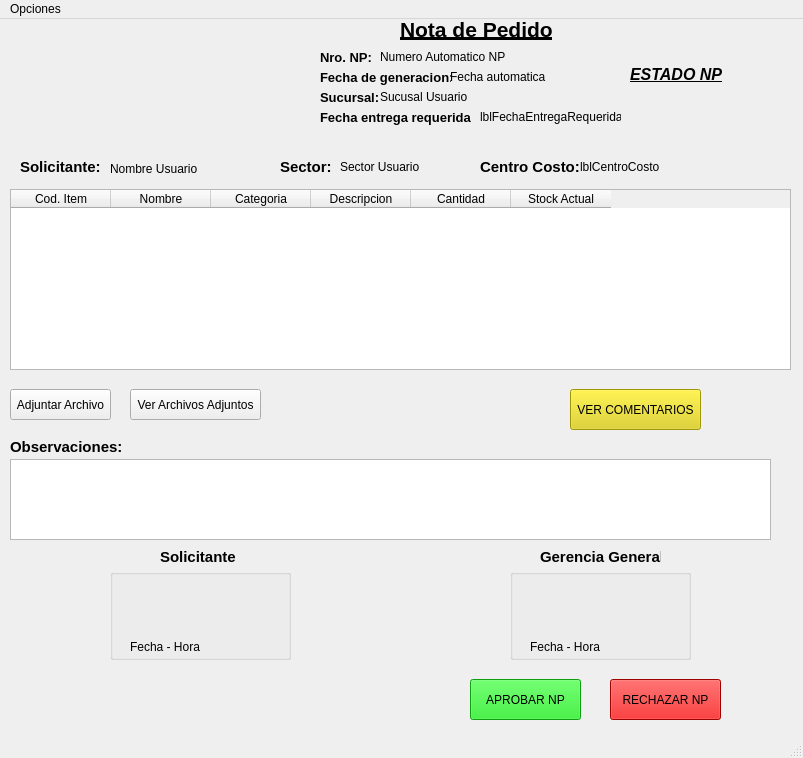
This is ventanaEditarNP_GG.ui in AyeQuinteros15/DemoPracticas as Qt 5 draws it before an edit. The edited form follows.
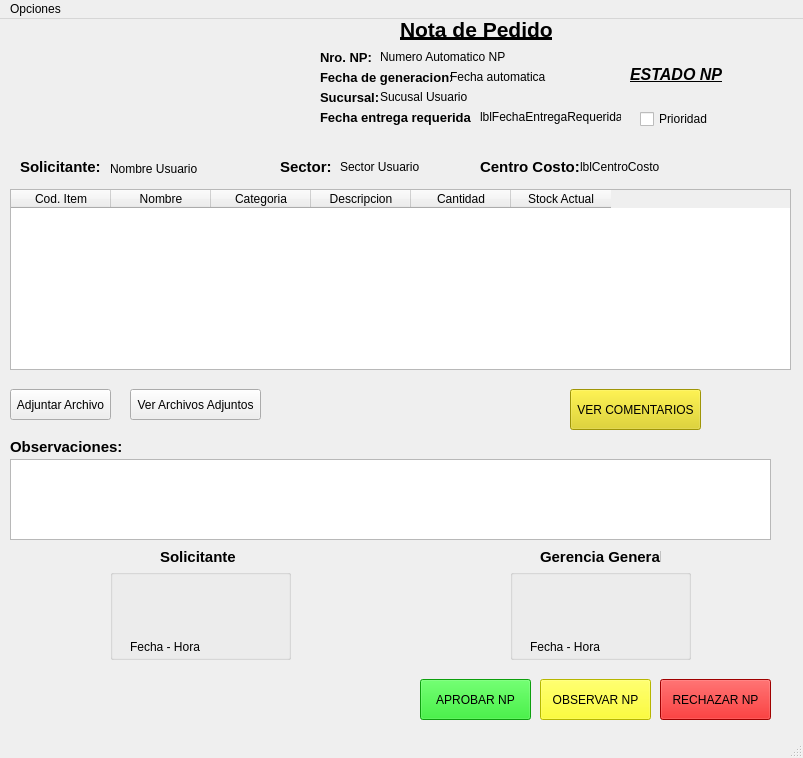
This is the edited form. Icons and pictures are not drawn.

What changed in the file:
```diff
--- a/ventanaEditarNP_GG.ui
+++ b/ventanaEditarNP_GG.ui
@@ -590,7 +590,7 @@
    <widget class="QPushButton" name="btnAprobarNP_GG">
     <property name="geometry">
      <rect>
-      <x>470</x>
+      <x>420</x>
       <y>660</y>
       <width>111</width>
       <height>41</height>
@@ -607,7 +607,7 @@
    <widget class="QPushButton" name="btnRechazarNP_GG">
     <property name="geometry">
      <rect>
-      <x>610</x>
+      <x>660</x>
       <y>660</y>
       <width>111</width>
       <height>41</height>
@@ -647,6 +647,36 @@
      <string>lblCentroCosto</string>
     </property>
    </widget>
+   <widget class="QPushButton" name="btnObservarNP_GG">
+    <property name="geometry">
+     <rect>
+      <x>540</x>
+      <y>660</y>
+      <width>111</width>
+      <height>41</height>
+     </rect>
+    </property>
+    <property name="styleSheet">
+     <string notr="true">background-color: rgb(255, 255, 0);
+color: rgb(0, 0, 0);</string>
+    </property>
+    <property name="text">
+     <string>OBSERVAR NP</string>
+    </property>
+   </widget>
+   <widget class="QCheckBox" name="checkBoxPrioridad">
+    <property name="geometry">
+     <rect>
+      <x>640</x>
+      <y>90</y>
+      <width>78</width>
+      <height>20</height>
+     </rect>
+    </property>
+    <property name="text">
+     <string>Prioridad</string>
+    </property>
+   </widget>
   </widget>
   <widget class="QMenuBar" name="menubar">
    <property name="geometry">
```
Left out of the diff: 14 changed lines with no effect on the pictures.
